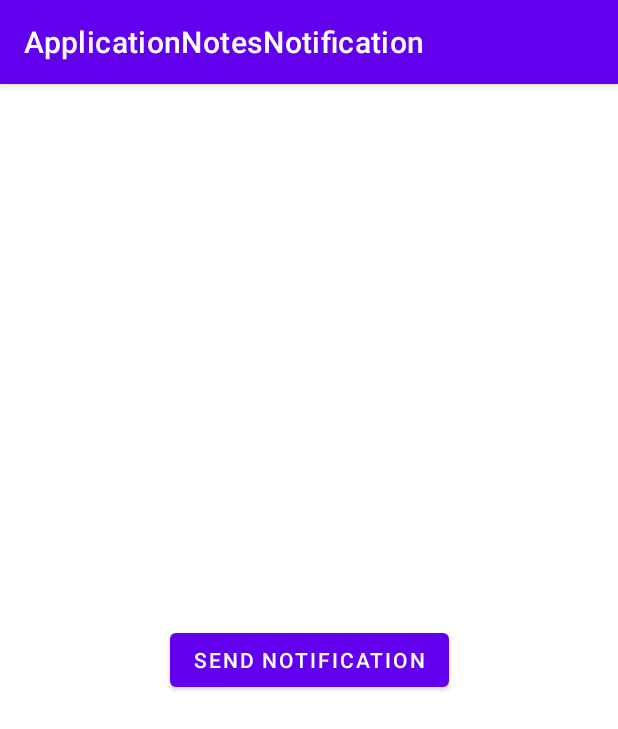
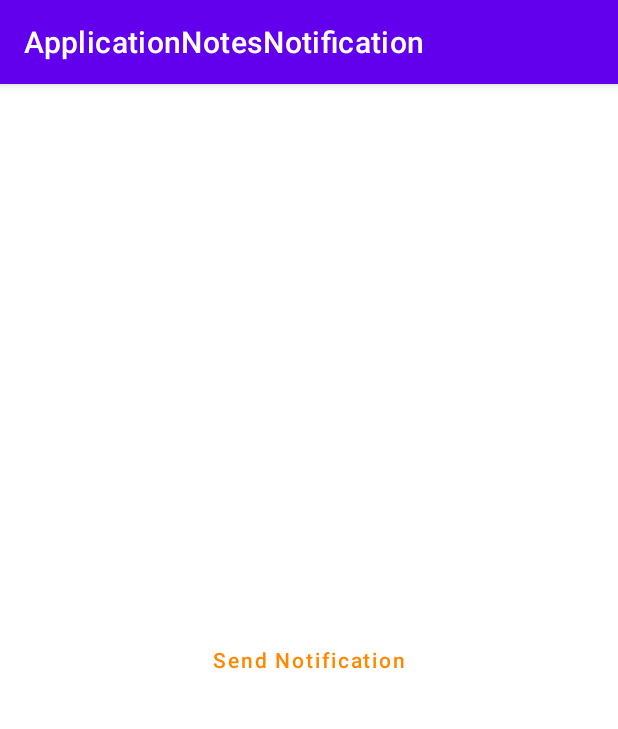
Before and after one commit to GuiQRSM/ApplicationNotesNotification, an Android app: the screen it shows after launch (MainActivity), on a phone screen of 412 x 824 dp. Shown: the top 729 px of the screen. Run offline under Robolectric (Android 15) with nearby library versions, the phone set to English and light mode, and no system bars.

```diff
--- a/app/src/main/java/com/littletoth/applicationnotesnotification/MainActivity.kt
+++ b/app/src/main/java/com/littletoth/applicationnotesnotification/MainActivity.kt
@@ -2,10 +2,19 @@ package com.littletoth.applicationnotesnotification
 
 import androidx.appcompat.app.AppCompatActivity
 import android.os.Bundle
+import android.widget.Button
 
 class MainActivity : AppCompatActivity() {
+
+    lateinit var btnSend: Button
+
     override fun onCreate(savedInstanceState: Bundle?) {
         super.onCreate(savedInstanceState)
         setContentView(R.layout.activity_main)
+
+        btnSend = findViewById(R.id.button_send_notification)
+        btnSend.setOnClickListener{
+
+        }
     }
 }
--- a/app/src/main/res/layout/activity_main.xml
+++ b/app/src/main/res/layout/activity_main.xml
@@ -10,7 +10,10 @@
         android:id="@+id/button_send_notification"
         android:layout_width="wrap_content"
         android:layout_height="wrap_content"
-        android:text="Send Notification"
+        android:text="@string/text_send_notification"
+        android:background="@android:color/transparent"
+        android:textColor="@android:color/holo_orange_dark"
+        android:textAllCaps="false"
         app:layout_constraintBottom_toBottomOf="parent"
         app:layout_constraintLeft_toLeftOf="parent"
         app:layout_constraintRight_toRightOf="parent"
--- a/app/src/main/res/values/strings.xml
+++ b/app/src/main/res/values/strings.xml
@@ -1,3 +1,4 @@
 <resources>
     <string name="app_name">ApplicationNotesNotification</string>
+    <string name="text_send_notification">Send Notification</string>
 </resources>
```
Also changed, not shown: app/src/main/java/com/littletoth/applicationnotesnotification/NotificationsUtills.kt (added, +18 -0 lines).
